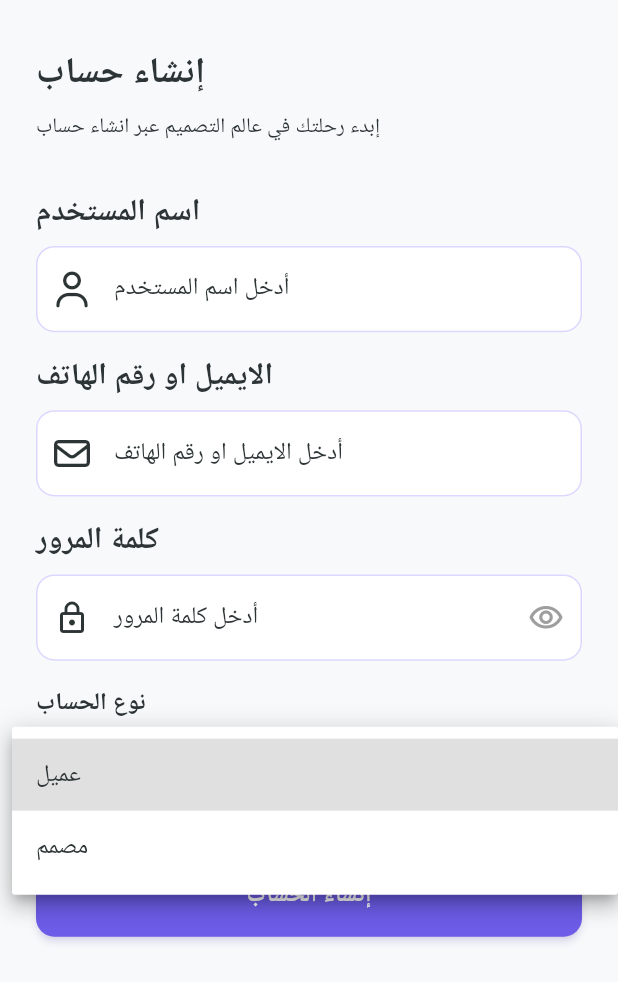
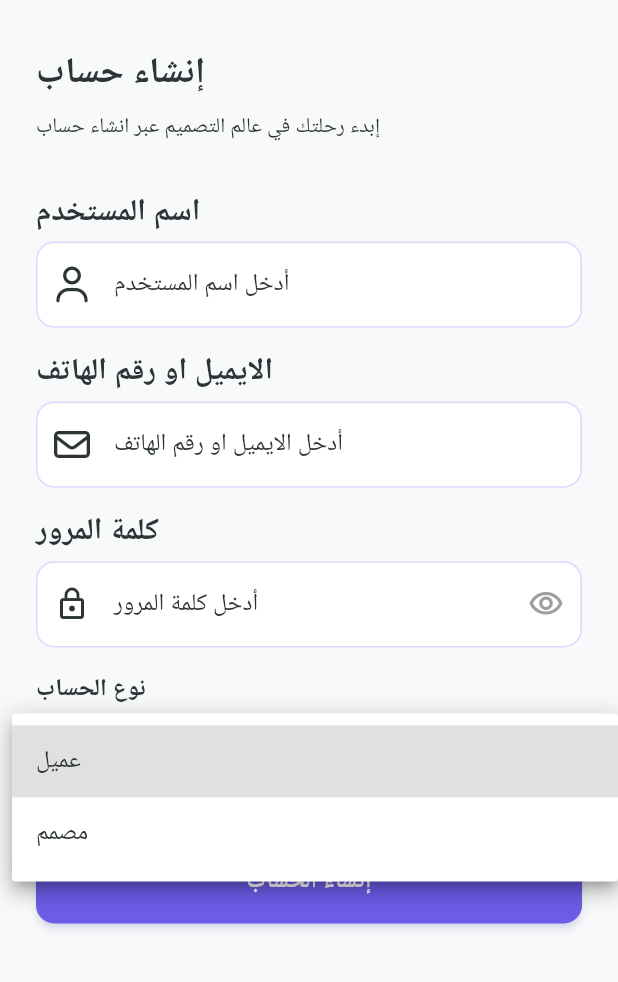
Before and after one commit to Abdullah-Bashaaib/designersplatform, a Flutter app: the CreateAccountScreen screen opened directly, after a tap on "عميل", on a phone screen of 412 x 824 dp. Shown: the top 982 px of the screen. Run offline on Flutter 3.47's test engine with Material 3 defaults, Android fonts, the phone set to English and light mode, and no system bars; our stand-ins replace cached_network_image, cloud_firestore, dartz, firebase_auth, firebase_core, flutter_screenutil and 7 more; missing offline and left inert: firebase_auth_platform_interface; accounts and stored records are empty; generated files the repository leaves out were written again.

Commit message:
إضافة ودجات أساسية جديدة وإنشاء واجهة عرض الطلبات.
- **ودجات جديدة:**
  - `CustomButton`: إضافة زر أساسي جديد (`FilledButton`) قابل لإعادة الاستخدام.
  - `CustomOutlineButton`: إضافة زر محدد (`OutlinedButton`) قابل لإعادة الاستخدام.
  - `CustomText`: إضافة ودجت نص بسيط لتوحيد الأنماط.
  - `Gap`: إضافة ودجت لتسهيل وضع المسافات الأفقية والعمودية (`SizedBox`).

- **واجهة عرض الطلبات:**
  - إنشاء واجهة جديدة `view_order.dart` لعرض قائمة الطلبات.
  - تحتوي الواجهة على حقل بحث وقائمة بالطلبات مع أزرار للقبول والرفض.

- **تحسينات:**
  - تحديث `BuildTextField` لجعله أكثر مرونة، حيث أصبح `controller` و `label` و `hintText` حقولًا اختيارية.

```diff
--- a/lib/core/utils/app_styles.dart
+++ b/lib/core/utils/app_styles.dart
@@ -177,7 +177,7 @@ class AppStyles {
 
   // أنماط حقول الإدخال
   static InputDecoration getInputDecoration({
-    required String hintText,
+    String? hintText,
     String? labelText,
     Widget? prefixIcon,
     Widget? suffixIcon,
--- a/lib/core/widget/build_text_field.dart
+++ b/lib/core/widget/build_text_field.dart
@@ -1,8 +1,10 @@
 import 'package:designers_platform/core/utils/app_styles.dart';
+import 'package:designers_platform/core/widget/gap.dart';
 import 'package:flutter/material.dart';
+import 'package:flutter_screenutil/flutter_screenutil.dart';
 
 class BuildTextField extends StatefulWidget {
-  final TextEditingController controller;
+  final TextEditingController? controller;
   final String? hintText;
   final IconData? prefixIcon;
   final String label;
@@ -10,18 +12,22 @@ class BuildTextField extends StatefulWidget {
   final bool obscureText;
   final Widget? suffixIcon;
   final String? Function(String?)? validator;
+  final String? Function(String?)? onSaved;
+  final String? Function(String?)? onChange;
   final int? maxLines;
   const BuildTextField({
     super.key,
-    required this.controller,
-    this.hintText,
+    this.controller,
+    this.hintText = '',
     this.prefixIcon,
-    required this.label,
-    this.keyboardType,
+    this.label = '',
+    this.keyboardType = TextInputType.text,
     this.suffixIcon,
     this.obscureText = false,
     this.validator,
-    this.maxLines,
+    this.maxLines = 1,
+    this.onSaved,
+    this.onChange,
   });
 
   @override
@@ -30,7 +36,6 @@ class BuildTextField extends StatefulWidget {
 
 class _BuildTextFieldState extends State<BuildTextField> {
   TextInputType? keyboardType;
-
   Widget? suffixIcon;
 
   @override
@@ -38,15 +43,19 @@ class _BuildTextFieldState extends State<BuildTextField> {
     return Column(
       crossAxisAlignment: CrossAxisAlignment.start,
       children: [
-        Text(widget.label, style: AppStyles.headingSmall),
-        const SizedBox(height: 8),
+        widget.label == ''
+            ? Gap(
+                height: 0.1.h,
+              )
+            : Text(widget.label, style: AppStyles.headingSmall),
+        Gap(height: 5.h),
         TextFormField(
           controller: widget.controller,
           obscureText: widget.obscureText,
           keyboardType: widget.keyboardType,
-          maxLines: widget.maxLines ?? 1,
+          maxLines: widget.maxLines,
           decoration: AppStyles.getInputDecoration(
-              hintText: widget.hintText ?? '',
+              hintText: widget.hintText,
               prefixIcon: Icon(
                 widget.prefixIcon,
               ),
--- /dev/null
+++ b/lib/core/widget/gap.dart
@@ -0,0 +1,15 @@
+import 'package:flutter/material.dart';
+
+class Gap extends StatelessWidget {
+  final double? height;
+  final double? width;
+  const Gap({super.key, this.height, this.width});
+
+  @override
+  Widget build(BuildContext context) {
+    return SizedBox(
+      height: height,
+      width: width,
+    );
+  }
+}
```
Also changed, not shown: lib/core/widget/custom_button.dart (added, +28 -0 lines), lib/core/widget/custom_outline_button.dart (added, +31 -0 lines), lib/core/widget/custom_text.dart (added, +21 -0 lines), lib/features/order_management/presentation/pages/view_order.dart (added, +104 -0 lines).
